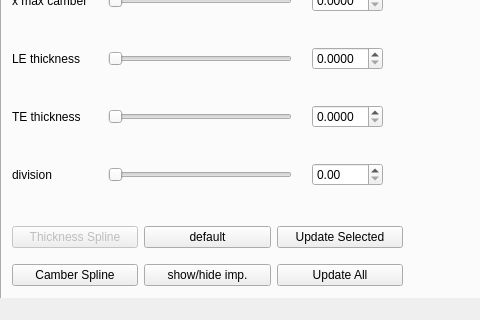
The window that module/UI/qtdesigner/mainwindow.ui (badabush/Blade-Optimization-Tool) describes before a commit, drawn with Qt 5; both pictures show x 0 to 480 and y 449 to 769 of the 1110 by 769 pixel window.
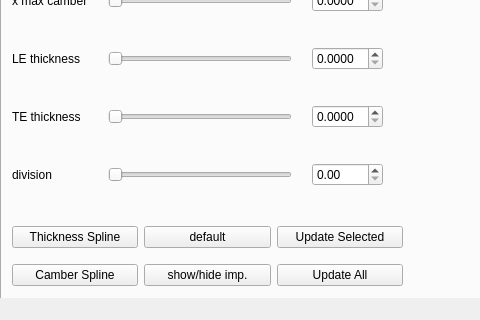
The same window after the commit.

What changed in the file:
```diff
--- a/module/UI/qtdesigner/mainwindow.ui
+++ b/module/UI/qtdesigner/mainwindow.ui
@@ -439,7 +439,7 @@
        <item row="0" column="0">
         <widget class="QPushButton" name="btn_spline_th">
          <property name="enabled">
-          <bool>false</bool>
+          <bool>true</bool>
          </property>
          <property name="text">
           <string>Thickness Spline</string>
```
